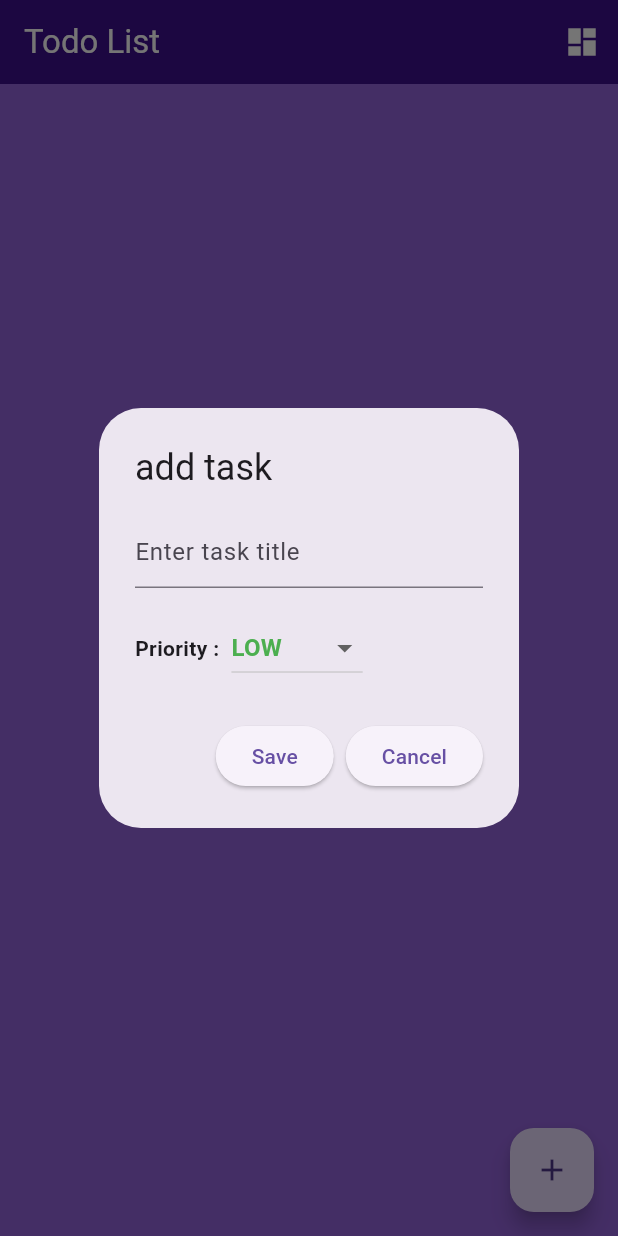
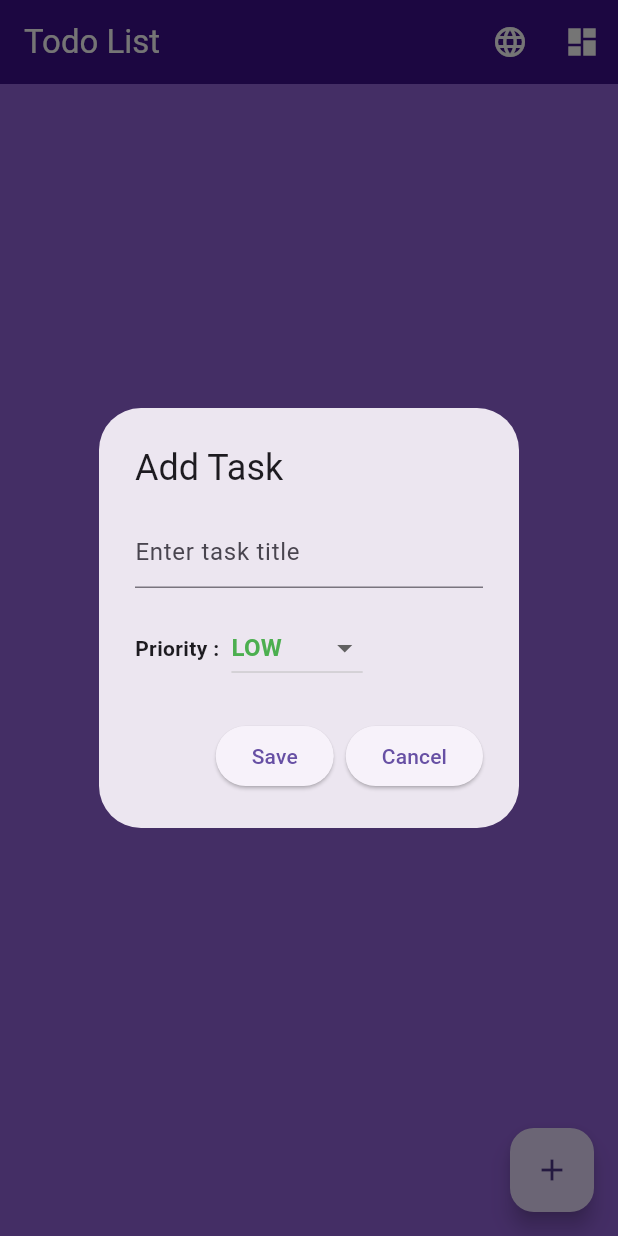
Before and after one commit to Mohammedaacc/todo_list, a Flutter app: the screen it shows after launch, after a tap on the "add" icon, on a phone screen of 412 x 824 dp. Run offline on Flutter 3.47's test engine with Material 3 defaults, Android fonts, the phone set to English and light mode, and no system bars; our stand-ins replace easy_localization, firebase_core, firebase_messaging, flutter_riverpod, hive, hive_flutter; accounts and stored records are empty.

Commit message:
Fix easy_localization and add custom Kurdish locale delegates

```diff
--- a/lib/main.dart
+++ b/lib/main.dart
@@ -1,24 +1,35 @@
+import 'package:easy_localization/easy_localization.dart';
 import 'package:expence_list/firebase_options.dart';
+import 'package:expence_list/generated/codegen_loader.g.dart';
 import 'package:expence_list/model/task.dart';
+import 'package:expence_list/screens/screen_list.dart';
 import 'package:expence_list/service/firebase_api.dart';
-
-import 'package:expence_list/screens/screen_list.dart';
 import 'package:firebase_core/firebase_core.dart';
+import 'package:flutter/cupertino.dart';
 import 'package:flutter/material.dart';
+import 'package:flutter_localizations/flutter_localizations.dart';
+import 'package:flutter_riverpod/flutter_riverpod.dart';
 import 'package:hive_flutter/hive_flutter.dart';
-import 'package:flutter_riverpod/flutter_riverpod.dart';
 
 void main() async {
   WidgetsFlutterBinding.ensureInitialized();
   await Firebase.initializeApp(options: DefaultFirebaseOptions.currentPlatform);
   await FirebaseApi().initNotifications();
   await Hive.initFlutter();
+  await EasyLocalization.ensureInitialized();
 
   Hive.registerAdapter(TaskAdapter());
-
   await Hive.openBox<Task>('taskBox');
 
-  runApp(ProviderScope(child: const MyApp()));
+  runApp(
+    EasyLocalization(
+      path: 'assets/translations',
+      supportedLocales: const [Locale('en'), Locale('ckb')],
+      fallbackLocale: const Locale('en'),
+      assetLoader: const CodegenLoader(),
+      child: const ProviderScope(child: MyApp()),
+    ),
+  );
 }
 
 class MyApp extends StatelessWidget {
@@ -26,9 +37,66 @@ class MyApp extends StatelessWidget {
 
   @override
   Widget build(BuildContext context) {
-    return const MaterialApp(
+    return MaterialApp(
       debugShowCheckedModeBanner: false,
-      home: SafeArea(child: ScreenList()),
+      localizationsDelegates: [
+        ...context.localizationDelegates,
+
+        const CkbMaterialLocalizationsDelegate(),
+        const CkbCupertinoLocalizationsDelegate(),
+        const CkbWidgetsLocalizationsDelegate(),
+      ],
+      supportedLocales: context.supportedLocales,
+      locale: context.locale,
+      home: const SafeArea(child: ScreenList()),
     );
   }
 }
+
+class CkbMaterialLocalizationsDelegate
+    extends LocalizationsDelegate<MaterialLocalizations> {
+  const CkbMaterialLocalizationsDelegate();
+
+  @override
+  bool isSupported(Locale locale) => locale.languageCode == 'ckb';
+
+  @override
+  Future<MaterialLocalizations> load(Locale locale) async {
+    return await GlobalMaterialLocalizations.delegate.load(const Locale('ar'));
+  }
+
+  @override
+  bool shouldReload(CkbMaterialLocalizationsDelegate old) => false;
+}
+
+class CkbCupertinoLocalizationsDelegate
+    extends LocalizationsDelegate<CupertinoLocalizations> {
+  const CkbCupertinoLocalizationsDelegate();
+
+  @override
+  bool isSupported(Locale locale) => locale.languageCode == 'ckb';
+
+  @override
+  Future<CupertinoLocalizations> load(Locale locale) async {
+    return await GlobalCupertinoLocalizations.delegate.load(const Locale('ar'));
+  }
+
+  @override
+  bool shouldReload(CkbCupertinoLocalizationsDelegate old) => false;
+}
+
+class CkbWidgetsLocalizationsDelegate
+    extends LocalizationsDelegate<WidgetsLocalizations> {
+  const CkbWidgetsLocalizationsDelegate();
+
+  @override
+  bool isSupported(Locale locale) => locale.languageCode == 'ckb';
+
+  @override
+  Future<WidgetsLocalizations> load(Locale locale) async {
+    return await GlobalWidgetsLocalizations.delegate.load(const Locale('ar'));
+  }
+
+  @override
+  bool shouldReload(CkbWidgetsLocalizationsDelegate old) => false;
+}
--- a/lib/screens/screen_list.dart
+++ b/lib/screens/screen_list.dart
@@ -5,6 +5,8 @@ import 'package:expence_list/widget/mybutton.dart';
 import 'package:expence_list/widget/todoTask.dart';
 import 'package:flutter/material.dart';
 import 'package:flutter_riverpod/flutter_riverpod.dart';
+import 'package:easy_localization/easy_localization.dart';
+import 'package:expence_list/generated/locale_keys.g.dart';
 
 class ScreenList extends ConsumerStatefulWidget {
   const ScreenList({super.key});
@@ -30,9 +32,19 @@ class _ScreenListState extends ConsumerState<ScreenList> {
     return Scaffold(
       appBar: AppBar(
         foregroundColor: Colors.white,
-        title: const Text('Todo List'),
+        title: Text(LocaleKeys.app_title.tr()),
         backgroundColor: const Color.fromRGBO(62, 15, 141, 1),
         actions: [
+          IconButton(
+            onPressed: () {
+              if (context.locale == Locale('en')) {
+                context.setLocale(Locale('ckb'));
+              } else {
+                context.setLocale(Locale("en"));
+              }
+            },
+            icon: const Icon(Icons.language),
+          ),
           IconButton(
             onPressed: () {
               Navigator.of(context).push(
@@ -53,31 +65,37 @@ class _ScreenListState extends ConsumerState<ScreenList> {
             context: context,
             builder: (context) {
               return AlertDialog(
-                title: const Text('add task'),
+                title: Text(LocaleKeys.add_task.tr()),
                 content: Column(
                   mainAxisSize: MainAxisSize.min,
                   children: [
                     TextField(
                       controller: textController,
-                      decoration: const InputDecoration(
-                        hintText: 'Enter task title',
+                      decoration: InputDecoration(
+                        hintText: LocaleKeys.enter_task_title.tr(),
                       ),
                     ),
                     SizedBox(height: 16),
                     Row(
                       children: [
                         Text(
-                          'Priority :',
+                          LocaleKeys.priority.tr(),
                           style: TextStyle(fontWeight: FontWeight.bold),
                         ),
                         SizedBox(width: 8),
                         DropdownButton<TaskPriority>(
                           value: _selectedpriority,
                           items: TaskPriority.values.map((priority) {
+                            final String textPriority =
+                                priority == TaskPriority.high
+                                ? LocaleKeys.priority_high.tr()
+                                : priority == TaskPriority.medium
+                                ? LocaleKeys.priority_medium.tr()
+                                : LocaleKeys.priority_low.tr();
                             return DropdownMenuItem(
                               value: priority,
                               child: Text(
-                                priority.name.toUpperCase(),
+                                textPriority,
                                 style: TextStyle(
                                   color: priority == TaskPriority.high
                                       ? Colors.red
@@ -114,7 +132,7 @@ class _ScreenListState extends ConsumerState<ScreenList> {
                           textController.clear();
                           Navigator.of(context).pop();
                         },
-                        text: 'Save',
+                        text: LocaleKeys.save.tr(),
                       ),
                       const SizedBox(width: 8),
                       MyButton(
@@ -122,7 +140,7 @@ class _ScreenListState extends ConsumerState<ScreenList> {
                           textController.clear();
                           Navigator.of(context).pop();
                         },
-                        text: 'Cancel',
+                        text: LocaleKeys.cancel.tr(),
                       ),
                     ],
                   ),
@@ -137,7 +155,7 @@ class _ScreenListState extends ConsumerState<ScreenList> {
       body: taskList.when(
         data: (task) {
           if (task.isEmpty) {
-            return const Center(child: Text('No tasks available!'));
+            return Center(child: Text(LocaleKeys.no_tasks.tr()));
           }
           return Padding(
             padding: const EdgeInsets.all(8),
@@ -168,7 +186,7 @@ class _ScreenListState extends ConsumerState<ScreenList> {
                     ScaffoldMessenger.of(context).clearSnackBars();
                     ScaffoldMessenger.of(context).showSnackBar(
                       SnackBar(
-                        content: const Text('Task deleted'),
+                        content: Text(LocaleKeys.task_deleted.tr()),
                         duration: const Duration(seconds: 2),
                       ),
                     );
```
Also changed, not shown: assets/translations/ckb.json (added, +20 -0 lines), assets/translations/en.json (added, +20 -0 lines), lib/screens/dashboard_screen.dart (+13 -9 lines), pubspec.yaml (+8 -0 lines), lib/generated/codegen_loader.g.dart (added), lib/generated/locale_keys.g.dart (added), pubspec.lock, 3 other files.
